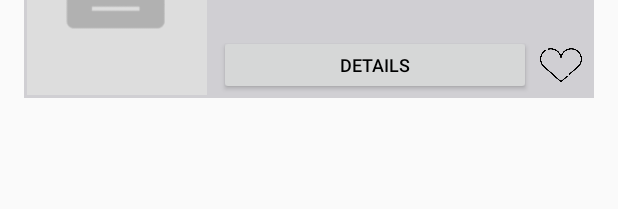
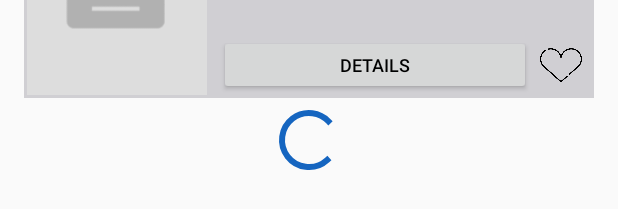
Before and after one commit to Kochenkov/AndroidApp-AnimeCatalog, an Android app: the layout fragment_films_list.xml on its own in the app's theme, with its tools: preview values and no code run, on a phone screen of 412 x 824 dp. Shown: the part 670-879 px from the top of the screen. Run offline under Robolectric (Android 15) with nearby library versions, the phone set to English and light mode, and no system bars.

Commit message:
pagination first realisation

```diff
--- a/app/src/main/java/com/vkochenkov/filmscatalog/App.kt
+++ b/app/src/main/java/com/vkochenkov/filmscatalog/App.kt
@@ -33,7 +33,7 @@ class App : Application() {
         initDatabase()
 
         //делаем первый запрос к апишке
-        repository.getFilmsFromApi(object : Repository.GetFilmsFromApiCallback {
+        repository.getFilmsFromApi(0, object : Repository.GetFilmsFromApiCallback {
             override fun onSuccess(films: List<Film>) {
                 repository.saveFilmsToDb(films)
             }
@@ -47,7 +47,7 @@ class App : Application() {
     private fun initRetrofit() {
 
         val logging = HttpLoggingInterceptor()
-        logging.level = HttpLoggingInterceptor.Level.BODY
+        logging.level = HttpLoggingInterceptor.Level.HEADERS
 
         val okHttpClient = OkHttpClient.Builder()
             .addInterceptor(logging)
--- a/app/src/main/java/com/vkochenkov/filmscatalog/model/Repository.kt
+++ b/app/src/main/java/com/vkochenkov/filmscatalog/model/Repository.kt
@@ -3,6 +3,7 @@ package com.vkochenkov.filmscatalog.model
 import android.util.Log
 import androidx.lifecycle.LiveData
 import com.vkochenkov.filmscatalog.App
+import com.vkochenkov.filmscatalog.model.api.ApiService.Companion.PAGES_SIZE
 import com.vkochenkov.filmscatalog.model.api.ResponseFromApi
 import com.vkochenkov.filmscatalog.model.db.Film
 import retrofit2.Call
@@ -31,8 +32,8 @@ class Repository {
         App.instance?.database?.filmsDao()?.insertAllFilms(films)
     }
 
-    fun getFilmsFromApi(callback: GetFilmsFromApiCallback) {
-        App.instance?.apiService?.getAnimeList()?.enqueue(object : Callback<ResponseFromApi> {
+    fun getFilmsFromApi(sincePage: Int, callback: GetFilmsFromApiCallback) {
+        App.instance?.apiService?.getAnimeListWithPages(PAGES_SIZE, sincePage)?.enqueue(object : Callback<ResponseFromApi> {
             override fun onResponse(
                 call: Call<ResponseFromApi>,
                 response: Response<ResponseFromApi>
@@ -71,6 +72,7 @@ class Repository {
         })
     }
 
+
     interface GetFilmsFromApiCallback {
         fun onSuccess(films: List<Film>)
         fun onFailure(str: String)
--- a/app/src/main/java/com/vkochenkov/filmscatalog/model/api/ApiService.kt
+++ b/app/src/main/java/com/vkochenkov/filmscatalog/model/api/ApiService.kt
@@ -2,13 +2,17 @@ package com.vkochenkov.filmscatalog.model.api
 
 import retrofit2.Call
 import retrofit2.http.GET
+import retrofit2.http.Query
 
 interface ApiService {
 
     companion object {
         const val BASE_URL = "https://kitsu.io/api/edge/"
+        const val PAGES_SIZE = 10
     }
 
     @GET("anime")
-    fun getAnimeList(): Call<ResponseFromApi>
+    fun getAnimeListWithPages(@Query("page[limit]") items: Int,
+                              @Query("page[offset]") sincePage: Int
+    ): Call<ResponseFromApi>
 }
--- a/app/src/main/res/layout/fragment_films_list.xml
+++ b/app/src/main/res/layout/fragment_films_list.xml
@@ -1,20 +1,32 @@
 <?xml version="1.0" encoding="utf-8"?>
-<androidx.constraintlayout.widget.ConstraintLayout xmlns:android="http://schemas.android.com/apk/res/android"
-    xmlns:app="http://schemas.android.com/apk/res-auto"
+<androidx.core.widget.NestedScrollView
+    xmlns:android="http://schemas.android.com/apk/res/android"
     xmlns:tools="http://schemas.android.com/tools"
+    android:layout_height="match_parent"
     android:layout_width="match_parent"
-    android:layout_height="match_parent">
+    android:id="@+id/films_scroll">
+
+    <LinearLayout
+        android:layout_width="match_parent"
+        android:layout_height="match_parent"
+        android:orientation="vertical">
 
         <androidx.recyclerview.widget.RecyclerView
             android:id="@+id/films_list"
-        android:layout_width="0dp"
+            android:layout_width="match_parent"
             android:layout_height="0dp"
             android:layout_marginStart="@dimen/recycler_margin"
             android:layout_marginEnd="@dimen/recycler_margin"
-        app:layout_constraintBottom_toBottomOf="parent"
-        app:layout_constraintEnd_toEndOf="parent"
-        app:layout_constraintStart_toStartOf="parent"
-        app:layout_constraintTop_toTopOf="parent"
+            android:layout_weight="1"
             tools:listitem="@layout/item_film" />
 
-</androidx.constraintlayout.widget.ConstraintLayout>
+        <ProgressBar
+            android:layout_width="match_parent"
+            android:layout_height="wrap_content"
+            android:id="@+id/films_progress_bar"/>
+
+    </LinearLayout>
+
+
+
+</androidx.core.widget.NestedScrollView>
```
Also changed, not shown: app/src/main/java/com/vkochenkov/filmscatalog/view/fragments/FilmsListFragment.kt (+40 -0 lines). Lines whose indentation alone changed are shown as unchanged.
